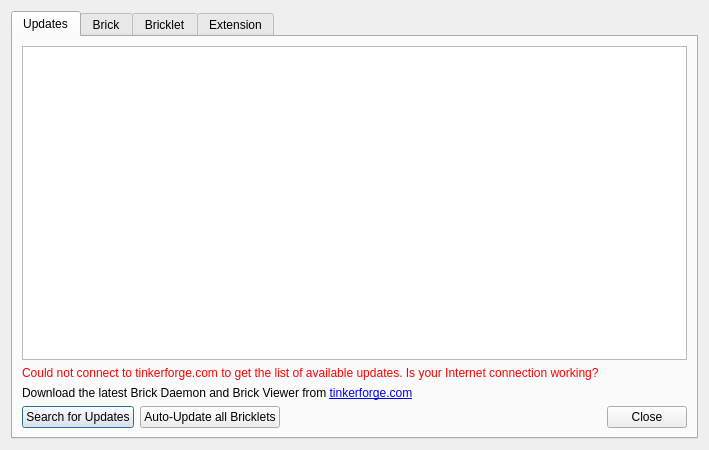
Before: the Qt Designer form src/brickv/ui/flashing.ui in Tinkerforge/brickv, drawn with Qt 5.
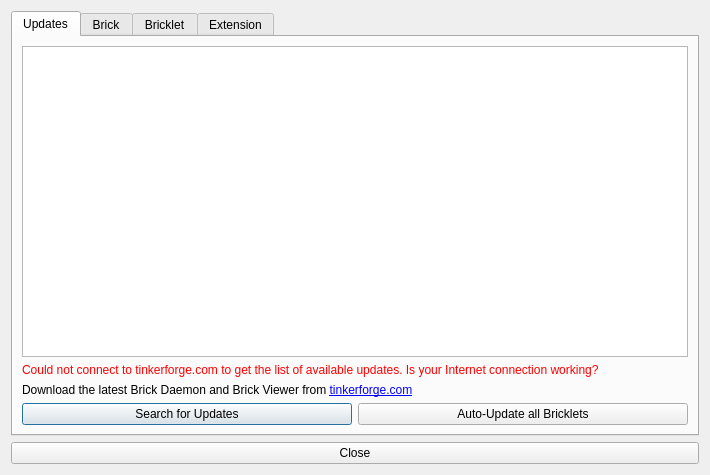
After: the same form once the commit is applied.

Commit message: flashing: Move close button to correct location

Patch:
```diff
--- a/src/brickv/ui/flashing.ui
+++ b/src/brickv/ui/flashing.ui
@@ -6,8 +6,8 @@
    <rect>
     <x>0</x>
     <y>0</y>
-    <width>709</width>
-    <height>450</height>
+    <width>710</width>
+    <height>475</height>
    </rect>
   </property>
   <property name="windowTitle">
@@ -81,26 +81,6 @@
              </property>
             </widget>
            </item>
-           <item>
-            <spacer name="horizontalSpacer">
-             <property name="orientation">
-              <enum>Qt::Horizontal</enum>
-             </property>
-             <property name="sizeHint" stdset="0">
-              <size>
-               <width>40</width>
-               <height>20</height>
-              </size>
-             </property>
-            </spacer>
-           </item>
-           <item>
-            <widget class="QPushButton" name="button_close">
-             <property name="text">
-              <string>Close</string>
-             </property>
-            </widget>
-           </item>
           </layout>
          </item>
         </layout>
@@ -610,6 +590,13 @@
      </widget>
     </widget>
    </item>
+   <item>
+    <widget class="QPushButton" name="button_close">
+     <property name="text">
+      <string>Close</string>
+     </property>
+    </widget>
+   </item>
   </layout>
  </widget>
  <tabstops>
```
